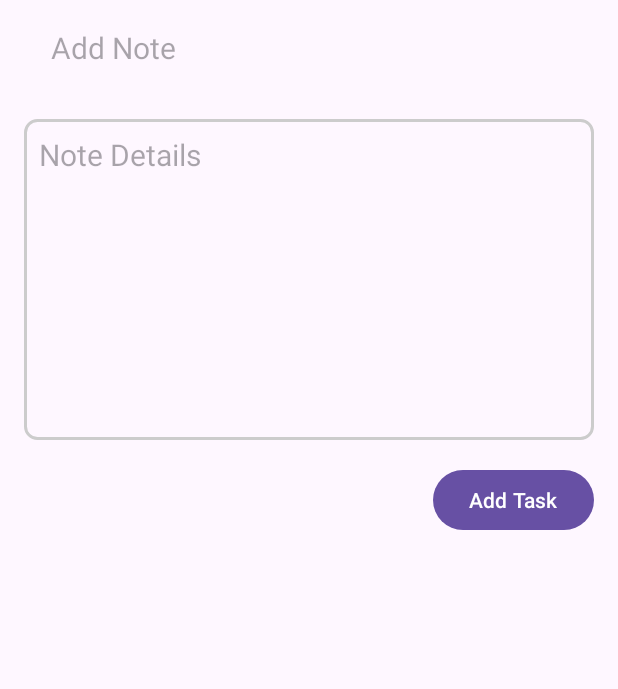
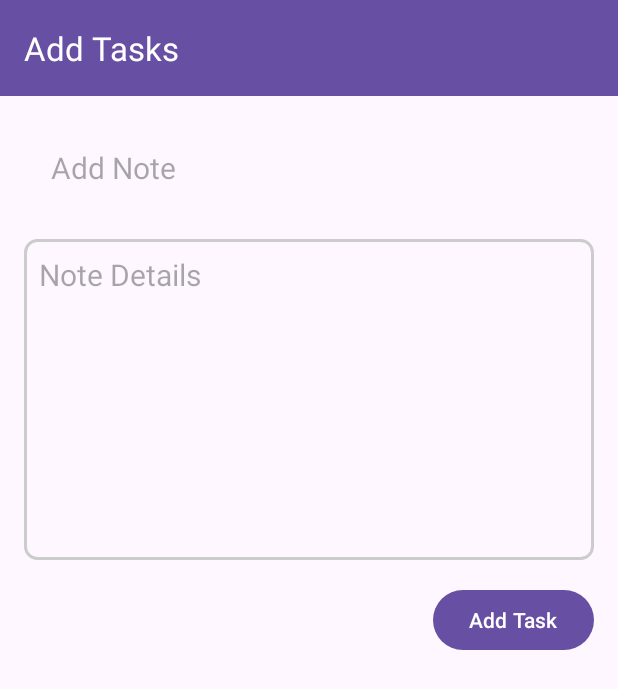
Before and after one commit to SaingHmineTun/ToDoApp, an Android app: the AddTaskActivity screen opened directly, with no data from a screen before it, on a phone screen of 412 x 824 dp. Shown: the top 689 px of the screen. Run offline under Robolectric (Android 15) with nearby library versions, the phone set to English and light mode, and no system bars.

Commit message:
to_do_app_complete

```diff
--- a/app/build.gradle.kts
+++ b/app/build.gradle.kts
@@ -3,6 +3,10 @@ plugins {
 }
 
 android {
+  lint{
+      baseline = file("lint-baseline.xml")
+  }
+
     namespace = "com.example.todoapp"
     compileSdk = 34
 
@@ -15,6 +19,8 @@ android {
 
         testInstrumentationRunner = "androidx.test.runner.AndroidJUnitRunner"
     }
+
+
 
     buildTypes {
         release {
--- a/app/src/main/res/layout/activity_add_task.xml
+++ b/app/src/main/res/layout/activity_add_task.xml
@@ -5,16 +5,16 @@
     android:layout_width="match_parent"
     android:layout_height="match_parent"
     tools:context=".AddTaskActivity">
-<!--    <androidx.appcompat.widget.Toolbar-->
-<!--        android:id="@+id/toolbar"-->
-<!--        android:layout_width="match_parent"-->
-<!--        android:layout_height="?attr/actionBarSize"-->
-<!--        android:background="?attr/colorPrimary"-->
-<!--        app:title="Add Tasks"-->
-<!--        app:titleTextColor="#FFFFFF"-->
-<!--        app:layout_constraintTop_toTopOf="parent"-->
-<!--        app:layout_constraintStart_toStartOf="parent"-->
-<!--        app:layout_constraintEnd_toEndOf="parent" />-->
+    <androidx.appcompat.widget.Toolbar
+        android:id="@+id/toolbar"
+        android:layout_width="match_parent"
+        android:layout_height="?attr/actionBarSize"
+        android:background="?attr/colorPrimary"
+        app:title="Add Tasks"
+        app:titleTextColor="#FFFFFF"
+        app:layout_constraintTop_toTopOf="parent"
+        app:layout_constraintStart_toStartOf="parent"
+        app:layout_constraintEnd_toEndOf="parent" />
 
     <EditText
         android:id="@+id/noteTitle"
```
Also changed, not shown: 3 other files.
